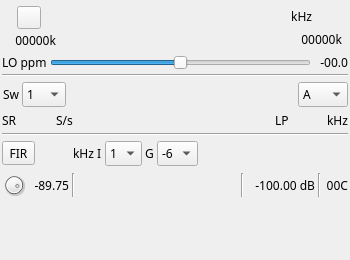
Above: plugins/samplesink/plutosdroutput/plutosdroutputgui.ui from f4exb/sdrangel before the change. Below: the same form after it.
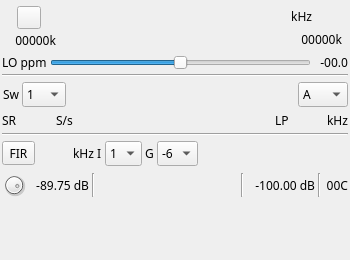
That is the form after the change. Icons and pictures are not drawn. Custom widgets are drawn as their Qt base class.

Commit message: LimeSDR output: added dB units on attenuation value display

What changed in the file:
```diff
--- a/plugins/samplesink/plutosdroutput/plutosdroutputgui.ui
+++ b/plugins/samplesink/plutosdroutput/plutosdroutputgui.ui
@@ -651,7 +651,7 @@
       <widget class="QLabel" name="attText">
        <property name="minimumSize">
         <size>
-         <width>40</width>
+         <width>60</width>
          <height>0</height>
         </size>
        </property>
@@ -659,7 +659,7 @@
         <string>Gain value (dB)</string>
        </property>
        <property name="text">
-        <string>-89.75</string>
+        <string>-89.75 dB</string>
        </property>
        <property name="alignment">
         <set>Qt::AlignRight|Qt::AlignTrailing|Qt::AlignVCenter</set>
```
The commit also changes 1 other file.
